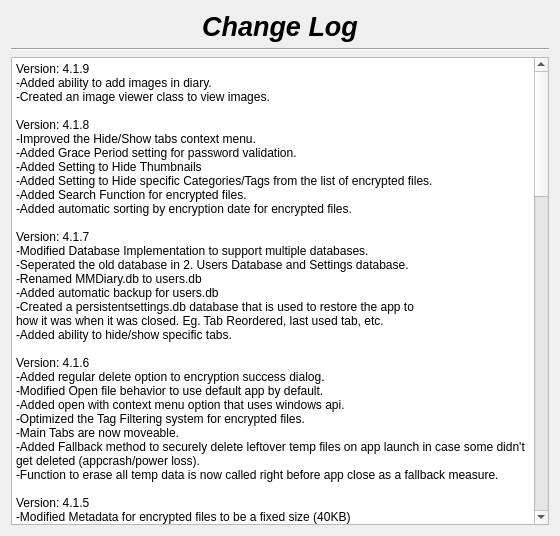
Old version of the form changelog.ui in the repository therealMaPMaKeR/MMDiary.
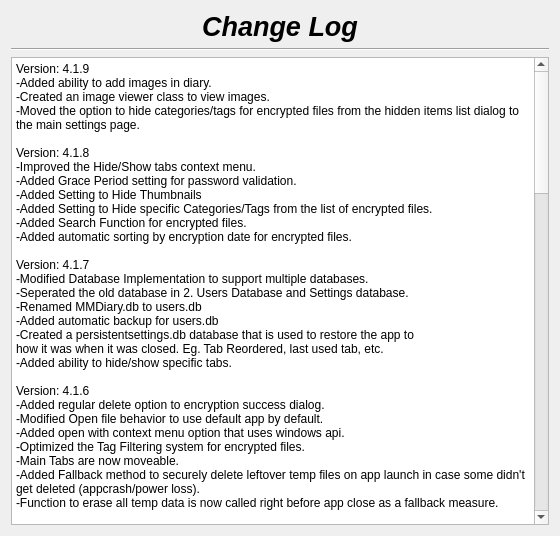
New version of the form.

Commit message:
moved hide items settings
from list of hidden items to main settings page

What changed in the file:
```diff
--- a/changelog.ui
+++ b/changelog.ui
@@ -57,7 +57,8 @@
 &lt;/style&gt;&lt;/head&gt;&lt;body style=&quot; font-family:'Segoe UI'; font-size:9pt; font-weight:400; font-style:normal;&quot;&gt;
 &lt;p style=&quot; margin-top:0px; margin-bottom:0px; margin-left:0px; margin-right:0px; -qt-block-indent:0; text-indent:0px;&quot;&gt;Version: 4.1.9&lt;/p&gt;
 &lt;p style=&quot; margin-top:0px; margin-bottom:0px; margin-left:0px; margin-right:0px; -qt-block-indent:0; text-indent:0px;&quot;&gt;-Added ability to add images in diary.&lt;/p&gt;
-&lt;p style=&quot; margin-top:0px; margin-bottom:0px; margin-left:0px; margin-right:0px; -qt-block-indent:0; text-indent:0px;&quot;&gt;-Created an image viewer class to view images.&lt;br /&gt;&lt;br /&gt;Version: 4.1.8&lt;br /&gt;-Improved the Hide/Show tabs context menu.&lt;/p&gt;
+&lt;p style=&quot; margin-top:0px; margin-bottom:0px; margin-left:0px; margin-right:0px; -qt-block-indent:0; text-indent:0px;&quot;&gt;-Created an image viewer class to view images.&lt;/p&gt;
+&lt;p style=&quot; margin-top:0px; margin-bottom:0px; margin-left:0px; margin-right:0px; -qt-block-indent:0; text-indent:0px;&quot;&gt;-Moved the option to hide categories/tags for encrypted files from the hidden items list dialog to the main settings page.&lt;br /&gt;&lt;br /&gt;Version: 4.1.8&lt;br /&gt;-Improved the Hide/Show tabs context menu.&lt;/p&gt;
 &lt;p style=&quot; margin-top:0px; margin-bottom:0px; margin-left:0px; margin-right:0px; -qt-block-indent:0; text-indent:0px;&quot;&gt;-Added Grace Period setting for password validation.&lt;br /&gt;-Added Setting to Hide Thumbnails&lt;br /&gt;-Added Setting to Hide specific Categories/Tags from the list of encrypted files.&lt;/p&gt;
 &lt;p style=&quot; margin-top:0px; margin-bottom:0px; margin-left:0px; margin-right:0px; -qt-block-indent:0; text-indent:0px;&quot;&gt;-Added Search Function for encrypted files.&lt;/p&gt;
 &lt;p style=&quot; margin-top:0px; margin-bottom:0px; margin-left:0px; margin-right:0px; -qt-block-indent:0; text-indent:0px;&quot;&gt;-Added automatic sorting by encryption date for encrypted files.&lt;/p&gt;
```
The commit also changes 3 other files.
